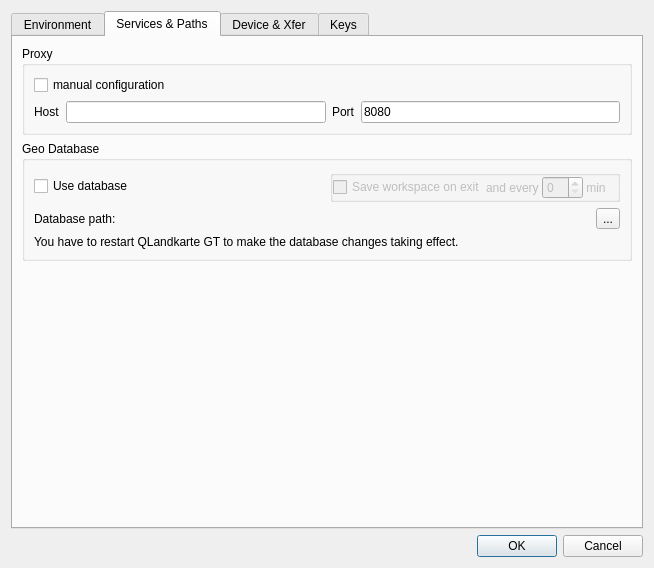
Above: src/IDlgConfig.ui from ntruchsess/QLandkarteGT before the change. Below: the same form after it.
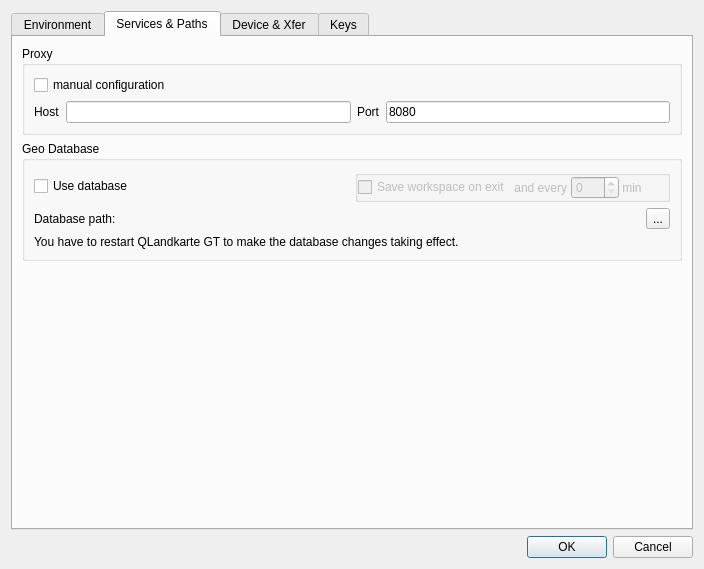
That is the form after the change. The open tabs and pages were chosen to show the change.

What changed in the file:
```diff
--- a/src/IDlgConfig.ui
+++ b/src/IDlgConfig.ui
@@ -6,8 +6,8 @@
    <rect>
     <x>0</x>
     <y>0</y>
-    <width>654</width>
-    <height>568</height>
+    <width>704</width>
+    <height>569</height>
    </rect>
   </property>
   <property name="windowTitle">
@@ -318,7 +318,7 @@
                <item>
                 <widget class="QLabel" name="label_8">
                  <property name="text">
-                  <string>and every </string>
+                  <string> and every </string>
                  </property>
                 </widget>
                </item>
```
